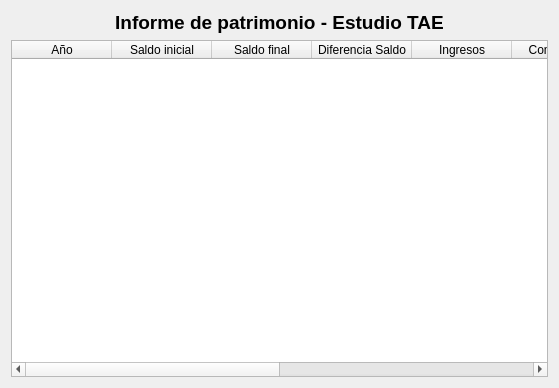
First picture: the form in ui/wdgAPR.ui, repository turulomio/xulpymoney, before the edit.
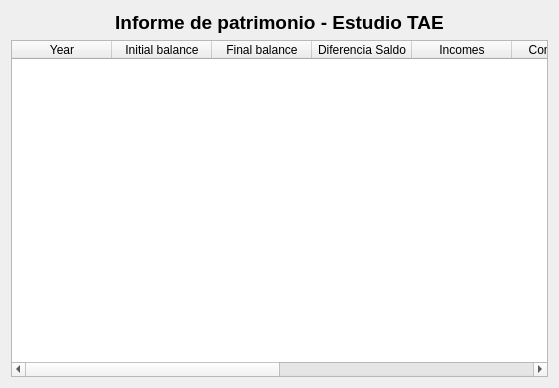
Second picture: the form after the edit. Icons and pictures are not drawn. Custom widgets are drawn as their Qt base class.

Patch:
```diff
--- a/ui/wdgAPR.ui
+++ b/ui/wdgAPR.ui
@@ -52,17 +52,17 @@
        </attribute>
        <column>
         <property name="text">
-         <string>Año</string>
+         <string>Year</string>
         </property>
        </column>
        <column>
         <property name="text">
-         <string>Saldo inicial</string>
+         <string>Initial balance</string>
         </property>
        </column>
        <column>
         <property name="text">
-         <string>Saldo final</string>
+         <string>Final balance</string>
         </property>
        </column>
        <column>
@@ -72,7 +72,7 @@
        </column>
        <column>
         <property name="text">
-         <string>Ingresos</string>
+         <string>Incomes</string>
         </property>
        </column>
        <column>
@@ -87,7 +87,7 @@
        </column>
        <column>
         <property name="text">
-         <string>Gastos</string>
+         <string>Expenses</string>
         </property>
        </column>
        <column>
```
Left out of the diff: 5 changed lines with no effect on the pictures.
